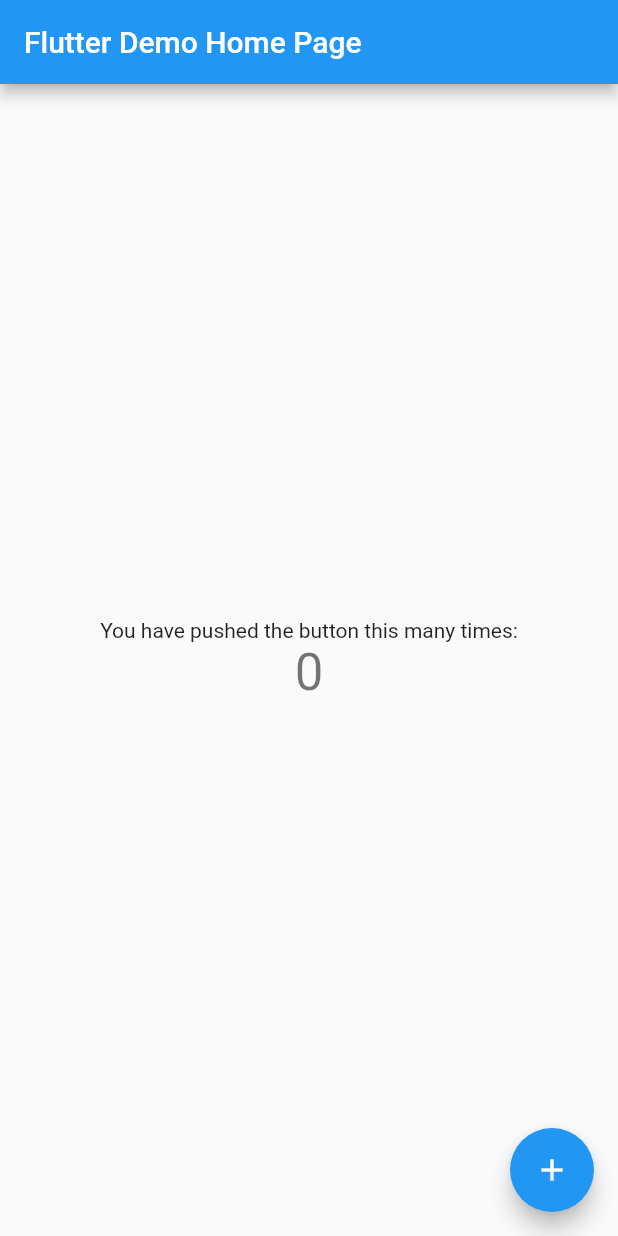
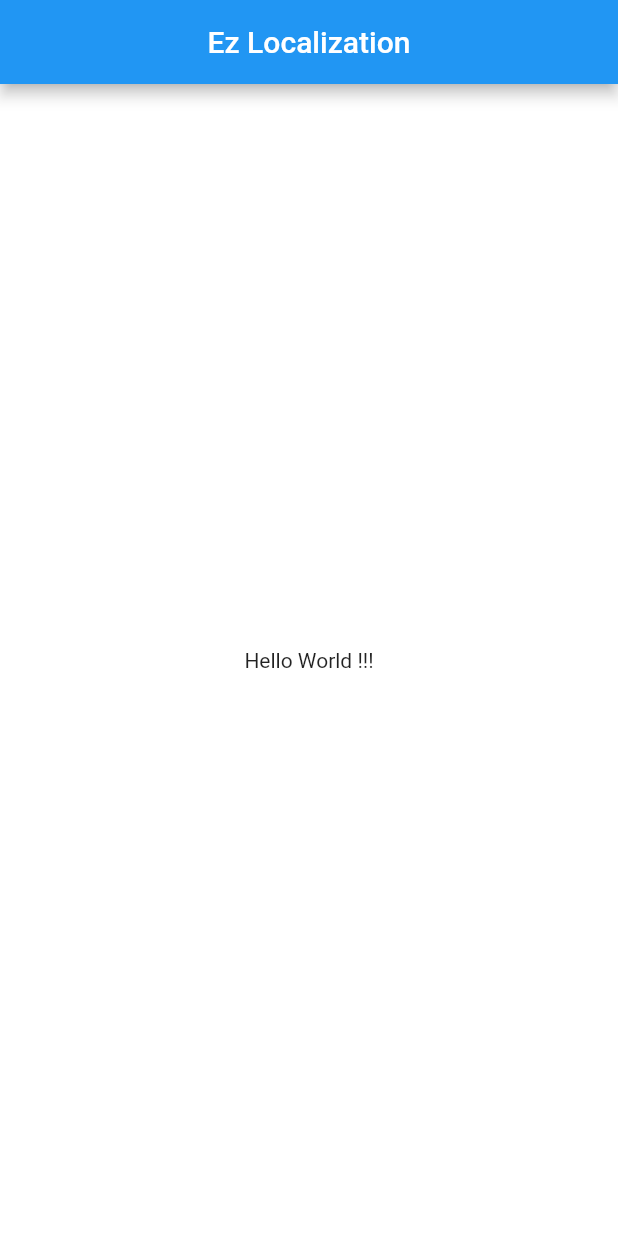
Before and after one commit to ratchapongbz/flutter_ez_localization_sample, a Flutter app: the screen it shows after launch, on a phone screen of 412 x 824 dp. Run offline on Flutter 3.47's test engine with Material 2 defaults, Android fonts, the phone set to English and light mode, and no system bars; our stand-ins replace easy_localization.

Commit message:
feat: add implement easy localization package

```diff
--- /dev/null
+++ b/assets/translations/en.json
@@ -0,0 +1,3 @@
+{
+  "hello_world": "Hello World !!!"
+}
--- /dev/null
+++ b/assets/translations/th.json
@@ -0,0 +1,3 @@
+{
+  "hello_world": "สวัสดีชาวโลก"
+}
--- /dev/null
+++ b/lib/home_page.dart
@@ -0,0 +1,27 @@
+import 'package:easy_localization/easy_localization.dart';
+import 'package:flutter/material.dart';
+
+class HomePage extends StatelessWidget {
+  const HomePage({Key? key}) : super(key: key);
+
+  @override
+  Widget build(BuildContext context) {
+    return Scaffold(
+      backgroundColor: Colors.white,
+      appBar: AppBar(
+        title: const Text('Ez Localization'),
+        centerTitle: true,
+      ),
+      body: SafeArea(
+        child: Center(
+          child: Column(
+            mainAxisSize: MainAxisSize.min,
+            children: [
+              Text('hello_world'.tr()),
+            ],
+          ),
+        ),
+      ),
+    );
+  }
+}
--- a/lib/main.dart
+++ b/lib/main.dart
@@ -1,116 +1,42 @@
+import 'package:easy_localization/easy_localization.dart';
 import 'package:flutter/material.dart';
-import 'package:localization/localization.dart';
+import 'package:flutter_ez_localization_sample/home_page.dart';
 
-void main() {
-  runApp(const MyApp());
+void main() async {
+  WidgetsFlutterBinding.ensureInitialized();
+  await EasyLocalization.ensureInitialized();
+  runApp(const EzLocalizationApp());
+}
+
+class EzLocalizationApp extends StatelessWidget {
+  const EzLocalizationApp({Key? key}) : super(key: key);
+
+  @override
+  Widget build(BuildContext context) {
+    return EasyLocalization(
+      supportedLocales: const [
+        Locale('th'),
+        Locale('en'),
+      ],
+      fallbackLocale: const Locale('en'),
+      path: 'assets/translations',
+      child: const MyApp(),
+    );
+  }
 }
 
 class MyApp extends StatelessWidget {
   const MyApp({Key? key}) : super(key: key);
 
-  // This widget is the root of your application.
   @override
   Widget build(BuildContext context) {
+    print('device locale: ${context.deviceLocale}');
+
     return MaterialApp(
-      title: 'Flutter Demo',
-      theme: ThemeData(
-        // This is the theme of your application.
-        //
-        // Try running your application with "flutter run". You'll see the
-        // application has a blue toolbar. Then, without quitting the app, try
-        // changing the primarySwatch below to Colors.green and then invoke
-        // "hot reload" (press "r" in the console where you ran "flutter run",
-        // or simply save your changes to "hot reload" in a Flutter IDE).
-        // Notice that the counter didn't reset back to zero; the application
-        // is not restarted.
-        primarySwatch: Colors.blue,
-      ),
-      home: const MyHomePage(title: 'Flutter Demo Home Page'),
+      localizationsDelegates: context.localizationDelegates,
+      supportedLocales: context.supportedLocales,
+      locale: context.locale,
+      home: const HomePage(),
     );
   }
 }
-
-class MyHomePage extends StatefulWidget {
-  const MyHomePage({Key? key, required this.title}) : super(key: key);
-
-  // This widget is the home page of your application. It is stateful, meaning
-  // that it has a State object (defined below) that contains fields that affect
-  // how it looks.
-
-  // This class is the configuration for the state. It holds the values (in this
-  // case the title) provided by the parent (in this case the App widget) and
-  // used by the build method of the State. Fields in a Widget subclass are
-  // always marked "final".
-
-  final String title;
-
-  @override
-  State<MyHomePage> createState() => _MyHomePageState();
-}
-
-class _MyHomePageState extends State<MyHomePage> {
-  int _counter = 0;
-
-  void _incrementCounter() {
-    setState(() {
-      // This call to setState tells the Flutter framework that something has
-      // changed in this State, which causes it to rerun the build method below
-      // so that the display can reflect the updated values. If we changed
-      // _counter without calling setState(), then the build method would not be
-      // called again, and so nothing would appear to happen.
-      _counter++;
-    });
-  }
-
-  @override
-  Widget build(BuildContext context) {
-    // This method is rerun every time setState is called, for instance as done
-    // by the _incrementCounter method above.
-    //
-    // The Flutter framework has been optimized to make rerunning build methods
-    // fast, so that you can just rebuild anything that needs updating rather
-    // than having to individually change instances of widgets.
-    return Scaffold(
-      appBar: AppBar(
-        // Here we take the value from the MyHomePage object that was created by
-        // the App.build method, and use it to set our appbar title.
-        title: Text(widget.title),
-      ),
-      body: Center(
-        // Center is a layout widget. It takes a single child and positions it
-        // in the middle of the parent.
-        child: Column(
-          // Column is also a layout widget. It takes a list of children and
-          // arranges them vertically. By default, it sizes itself to fit its
-          // children horizontally, and tries to be as tall as its parent.
-          //
-          // Invoke "debug painting" (press "p" in the console, choose the
-          // "Toggle Debug Paint" action from the Flutter Inspector in Android
-          // Studio, or the "Toggle Debug Paint" command in Visual Studio Code)
-          // to see the wireframe for each widget.
-          //
-          // Column has various properties to control how it sizes itself and
-          // how it positions its children. Here we use mainAxisAlignment to
-          // center the children vertically; the main axis here is the vertical
-          // axis because Columns are vertical (the cross axis would be
-          // horizontal).
-          mainAxisAlignment: MainAxisAlignment.center,
-          children: <Widget>[
-            const Text(
-              'You have pushed the button this many times:',
-            ),
-            Text(
-              '$_counter',
-              style: Theme.of(context).textTheme.headline4,
-            ),
-          ],
-        ),
-      ),
-      floatingActionButton: FloatingActionButton(
-        onPressed: _incrementCounter,
-        tooltip: 'Increment',
-        child: const Icon(Icons.add),
-      ), // This trailing comma makes auto-formatting nicer for build methods.
-    );
-  }
-}
```
Also changed, not shown: pubspec.yaml (+4 -37 lines), lib/localization/custom_http_asset_loader.dart (added), pubspec.lock, 1 other file.
